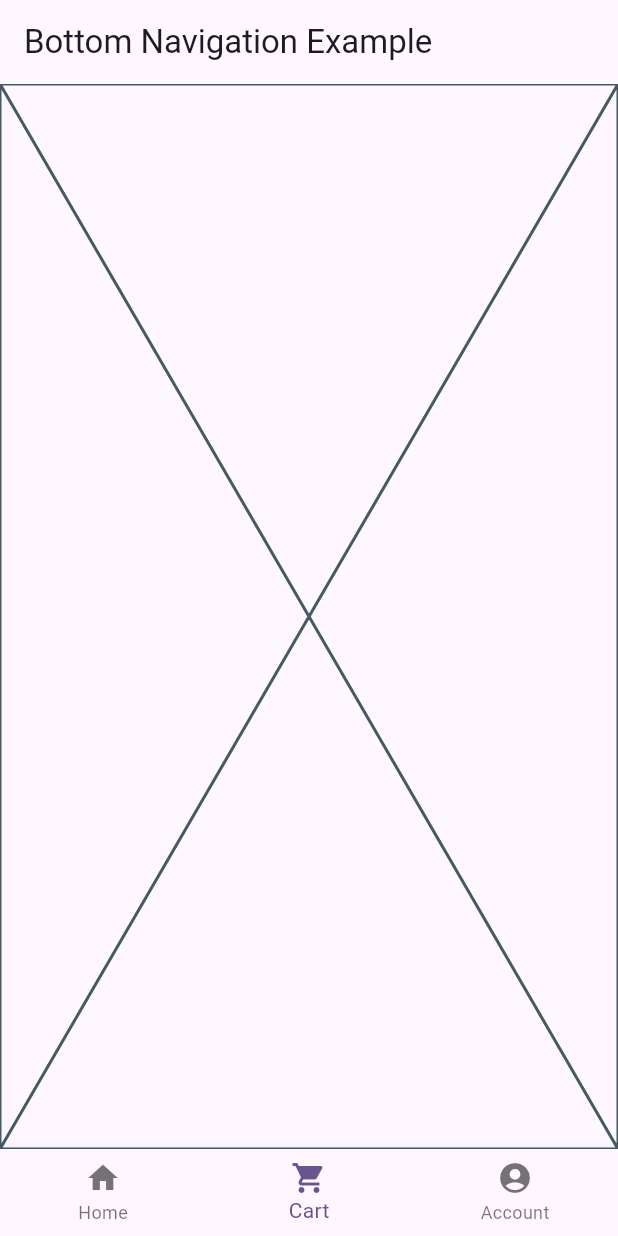
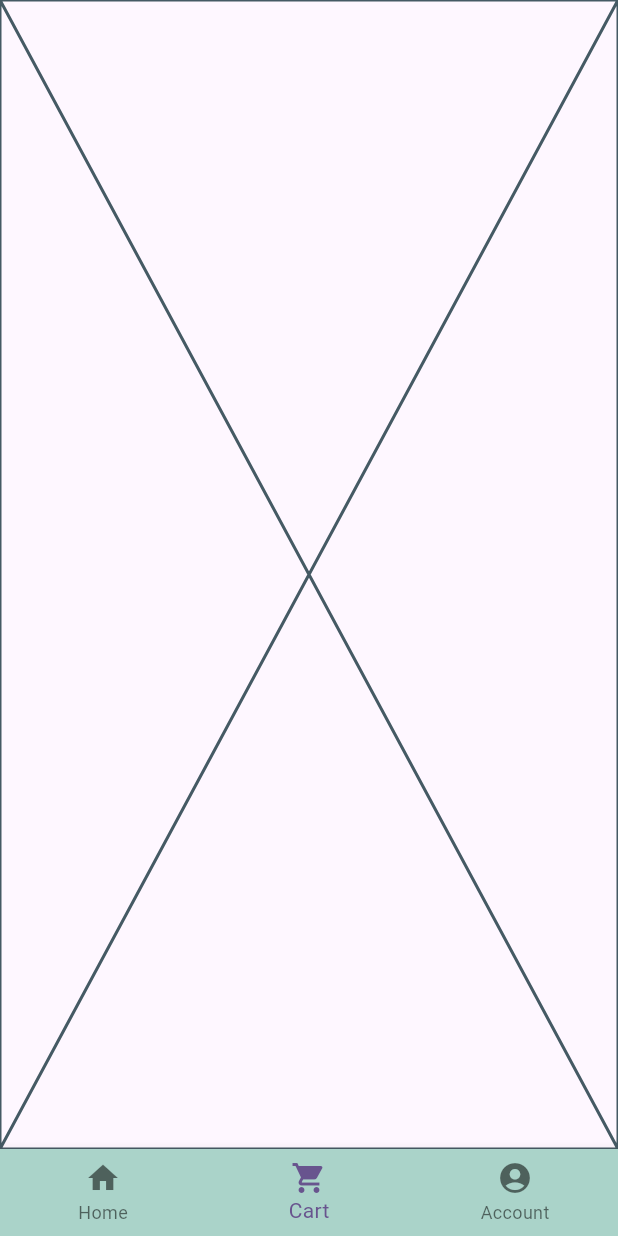
Before and after one commit to Virginia-Nyawira/Toto_Shop_P, a Flutter app: the screen it shows after launch, item 2 of the bottom bar chosen, on a phone screen of 412 x 824 dp. Run offline on Flutter 3.47's test engine with Material 2 defaults, Android fonts, the light colour scheme and no system bars; our stand-ins replace carousel_slider, flutter_login, font_awesome_flutter; network calls fail.

Commit message:
more on bnb

```diff
--- a/lib/Widgets/bottom_nav_bar.dart
+++ b/lib/Widgets/bottom_nav_bar.dart
@@ -21,11 +21,9 @@ class _BottomNavigationState extends State<BottomNavigation> {
   @override
   Widget build(BuildContext context) {
     return Scaffold(
-      appBar: AppBar(
-        title: const Text('Bottom Navigation Example'),
-      ),
       body: _pages[_currentIndex],
       bottomNavigationBar: BottomNavigationBar(
+        backgroundColor: Color.fromARGB(255, 170, 211, 201),
         currentIndex: _currentIndex,
         onTap: (index) {
           setState(() {
```
